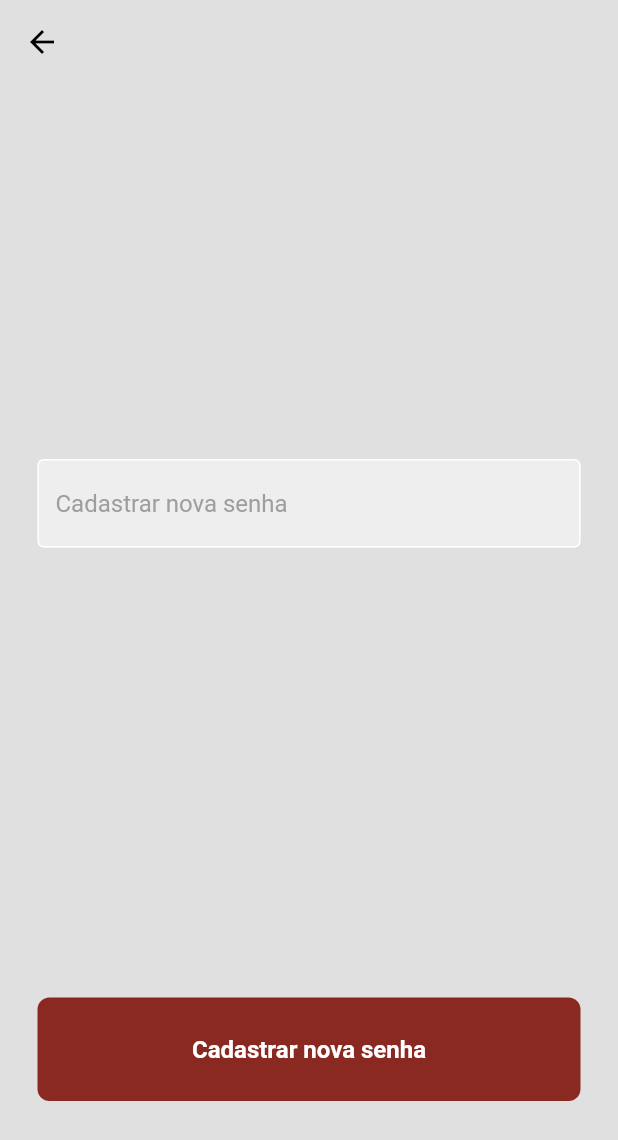
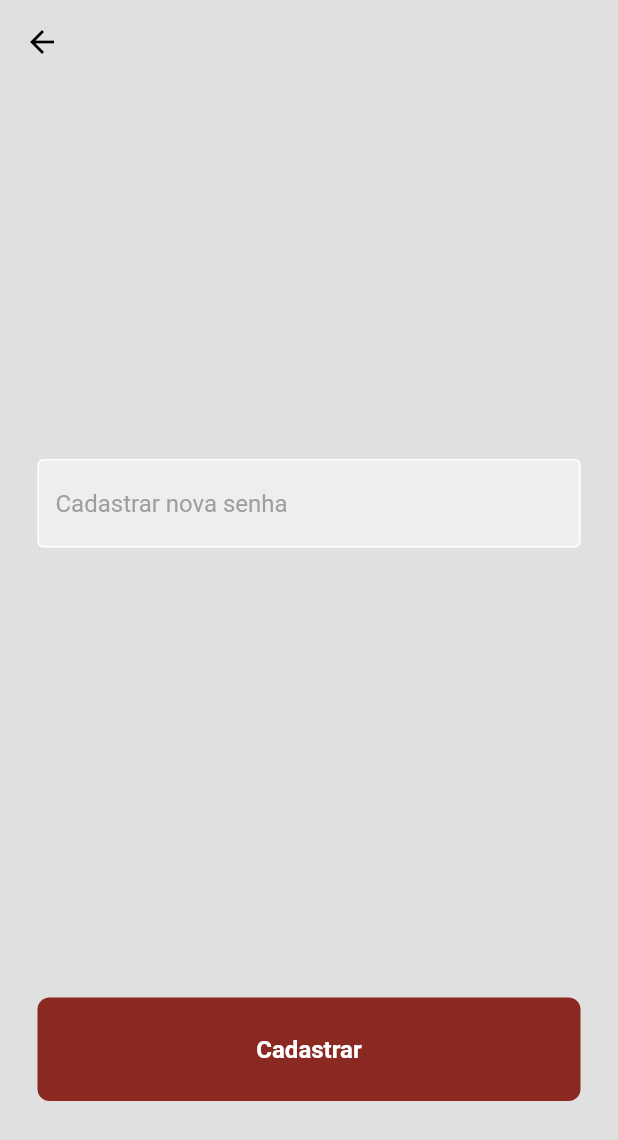
Before and after one commit to tabatasaantos/SOSFlood, a Flutter app: the ForgetPasswordSosPage screen opened directly, on a phone screen of 412 x 824 dp. Shown: the top 1140 px of the screen. Run offline on Flutter 3.47's test engine with Material 2 defaults, Android fonts, the light colour scheme and no system bars; our stand-ins replace cloud_firestore, geolocator, get, google_maps_flutter; missing offline and left inert: geoflutterfire; accounts and stored records are empty.

Commit message:
update text

```diff
--- a/lib/presentation/pages/forget_password_sos_page.dart
+++ b/lib/presentation/pages/forget_password_sos_page.dart
@@ -35,7 +35,7 @@ class _ForgetPasswordSosPageState extends State<ForgetPasswordSosPage> {
               ),
               const SizedBox(height: 300),
               ButtonSOSWidget(
-                text: 'Cadastrar nova senha',
+                text: 'Cadastrar',
                 onTap: () {
                   Navigator.push(context,
                       MaterialPageRoute(builder: (context) => LoginSOSPage()));
```
